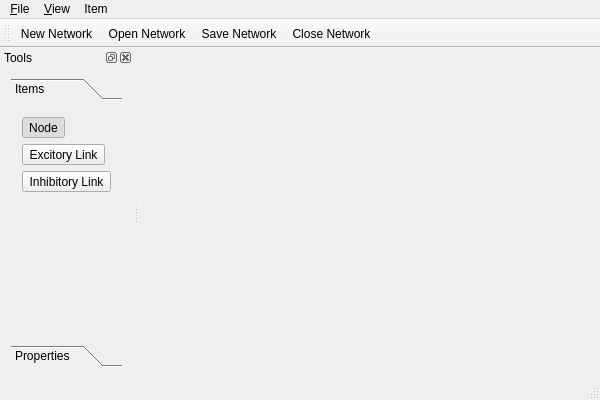
Qt form src/neurolab/mainwindow.ui (chalcolith/neurolab) before a commit.
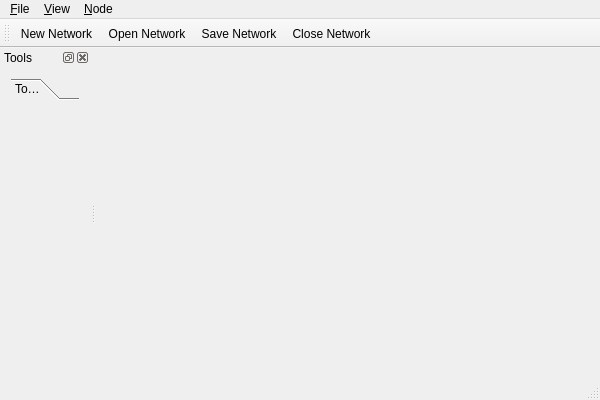
The same form after that commit.

Diff of the .ui file:
```diff
--- a/src/neurolab/mainwindow.ui
+++ b/src/neurolab/mainwindow.ui
@@ -20,7 +20,7 @@
      <x>0</x>
      <y>0</y>
      <width>600</width>
-     <height>21</height>
+     <height>18</height>
     </rect>
    </property>
    <widget class="QMenu" name="menu_File">
@@ -42,7 +42,7 @@
    </widget>
    <widget class="QMenu" name="menuItem">
     <property name="title">
-     <string>Item</string>
+     <string>&amp;Node</string>
     </property>
     <addaction name="action_Delete"/>
    </widget>
@@ -89,68 +89,11 @@
           <x>0</x>
           <y>0</y>
           <width>104</width>
-          <height>242</height>
+          <height>276</height>
          </rect>
         </property>
         <attribute name="label">
-         <string>Items</string>
-        </attribute>
-        <layout class="QFormLayout" name="formLayout">
-         <item row="0" column="0">
-          <widget class="QToolButton" name="nodeButton">
-           <property name="text">
-            <string>Node</string>
-           </property>
-           <property name="checkable">
-            <bool>true</bool>
-           </property>
-           <property name="checked">
-            <bool>true</bool>
-           </property>
-           <property name="autoExclusive">
-            <bool>true</bool>
-           </property>
-          </widget>
-         </item>
-         <item row="2" column="0">
-          <widget class="QToolButton" name="eLinkButton">
-           <property name="text">
-            <string>Excitory Link</string>
-           </property>
-           <property name="checkable">
-            <bool>true</bool>
-           </property>
-           <property name="autoExclusive">
-            <bool>true</bool>
-           </property>
-          </widget>
-         </item>
-         <item row="3" column="0">
-          <widget class="QToolButton" name="iLinkButton">
-           <property name="text">
-            <string>Inhibitory Link</string>
-           </property>
-           <property name="checkable">
-            <bool>true</bool>
-           </property>
-           <property name="autoExclusive">
-            <bool>true</bool>
-           </property>
-          </widget>
-         </item>
-        </layout>
-       </widget>
-       <widget class="QWidget" name="page_2">
-        <property name="geometry">
-         <rect>
-          <x>0</x>
-          <y>0</y>
-          <width>98</width>
-          <height>28</height>
-         </rect>
-        </property>
-        <attribute name="label">
-         <string>Properties</string>
+         <string>Tools</string>
         </attribute>
        </widget>
       </widget>
```
Left out of the diff: 21 changed lines with no effect on the pictures.
